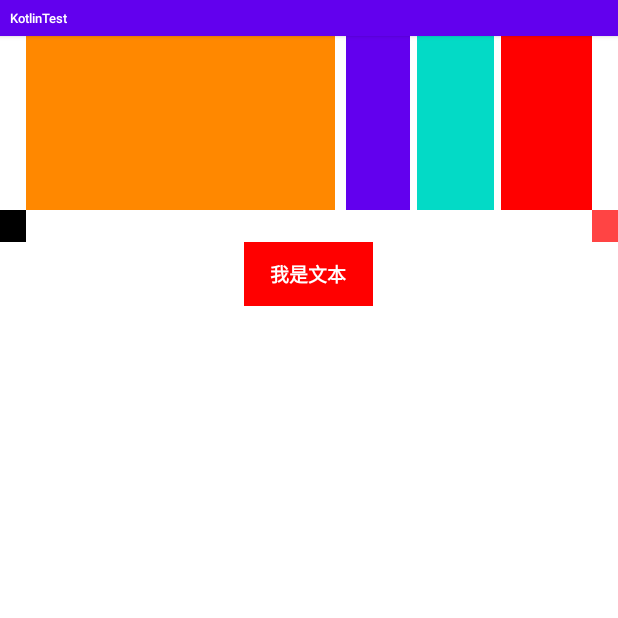
After one commit to zhp475433752/KotlinTest, an Android app: the AdaptationActivity screen opened directly, with no data from a screen before it, on a phone screen of 412 x 824 dp, the top half of it. The commit adds this screen. Run offline under Robolectric (Android 15) with nearby library versions, the phone set to English and light mode, and no system bars; libraries missing offline, so code that uses them is left out: com.alibaba.fastjson.

Commit message:
屏幕适配

```diff
--- a/app/build.gradle
+++ b/app/build.gradle
@@ -61,6 +61,12 @@ dependencies {
     testImplementation 'junit:junit:4.12'
     androidTestImplementation 'androidx.test.ext:junit:1.1.1'
     androidTestImplementation 'androidx.test.espresso:espresso-core:3.2.0'
+
+//    implementation 'com.zwwl.bindinterface:bindinterface-annotation:2.0.0-SNAPSHOT'
+//    implementation 'com.lelink:lelink:2.0.1@aar'
+//    implementation 'com.alibaba:aplipay-sdk:15.8.03@aar'
+//    implementation 'com.rich3:oauth:4.0.5@aar'
+
 }
 
 task task2 (){
--- a/app/src/main/AndroidManifest.xml
+++ b/app/src/main/AndroidManifest.xml
@@ -25,6 +25,9 @@
         android:supportsRtl="true"
         android:theme="@style/AppTheme"
         android:usesCleartextTraffic="true">
+        <activity
+            android:name=".adaptation.AdaptationActivity"
+            android:exported="false" />
         <activity
             android:name=".anim.MainAnimActivity"
             android:exported="true" />
--- a/app/src/main/java/com/zwwl/kotlintest/MainActivity.kt
+++ b/app/src/main/java/com/zwwl/kotlintest/MainActivity.kt
@@ -1,6 +1,7 @@
 package com.zwwl.kotlintest
 
 import android.content.Intent
+import android.content.pm.ActivityInfo
 import android.os.Build
 import android.os.Bundle
 import android.os.Handler
@@ -9,6 +10,7 @@ import android.util.Log
 import android.widget.Toast
 import androidx.appcompat.app.AppCompatActivity
 import com.alibaba.fastjson.JSON
+import com.zwwl.kotlintest.adaptation.AdaptationActivity
 import com.zwwl.kotlintest.anim.MainAnimActivity
 import com.zwwl.kotlintest.json.TestBean
 import com.zwwl.kotlintest.list.ListActivity
@@ -47,11 +49,11 @@ class MainActivity : AppCompatActivity() {
 
         // hook测试
         val hookUtils = HookUtils(applicationContext)
-        if (android.os.Build.VERSION.SDK_INT == Build.VERSION_CODES.O) {
-            hookUtils.hookTestAPI26()
-        } else {
-            hookUtils.hookTestAPI29()
-        }
+//        if (android.os.Build.VERSION.SDK_INT == Build.VERSION_CODES.O) {
+//            hookUtils.hookTestAPI26()
+//        } else {
+//            hookUtils.hookTestAPI29()
+//        }
 //
 //        iAppManager = IAppManager.Stub.asInterface(AppManagerBinder())
 
@@ -94,6 +96,7 @@ class MainActivity : AppCompatActivity() {
         button7.setOnClickListener { startActivity(Intent(this, CameraActivity::class.java)) }
         button8.setOnClickListener { startActivity(Intent(this, ListActivity::class.java)) }
         button9.setOnClickListener { startActivity(Intent(this, MainAnimActivity::class.java)) }
+        button10.setOnClickListener { startActivity(Intent(this, AdaptationActivity::class.java)) }
 
         threadTest()
     }
--- /dev/null
+++ b/app/src/main/java/com/zwwl/kotlintest/adaptation/AdaptationActivity.kt
@@ -0,0 +1,13 @@
+package com.zwwl.kotlintest.adaptation
+
+import androidx.appcompat.app.AppCompatActivity
+import android.os.Bundle
+import com.zwwl.kotlintest.R
+
+class AdaptationActivity : AppCompatActivity() {
+    override fun onCreate(savedInstanceState: Bundle?) {
+        super.onCreate(savedInstanceState)
+        CustomDensity.setCustomDensity(this, application)
+        setContentView(R.layout.activity_adaptation)
+    }
+}
--- /dev/null
+++ b/app/src/main/java/com/zwwl/kotlintest/adaptation/CustomDensity.kt
@@ -0,0 +1,47 @@
+package com.zwwl.kotlintest.adaptation
+
+import android.app.Activity
+import android.app.Application
+import android.content.ComponentCallbacks
+import android.content.res.Configuration
+
+/**
+ * Created by zhanghuipeng on 2022/6/17.
+ */
+object CustomDensity {
+    var sNonCompatDensity = 0f
+    var sNonCompatScaleDensity = 0f
+
+    fun setCustomDensity(activity: Activity, application: Application) {
+        val appDisplayMetrics = application.resources.displayMetrics
+        if (sNonCompatDensity == 0f) {
+            sNonCompatDensity = appDisplayMetrics.density
+            sNonCompatScaleDensity = appDisplayMetrics.scaledDensity
+            application.registerComponentCallbacks(object : ComponentCallbacks{
+                override fun onConfigurationChanged(newConfig: Configuration) {
+                    if (newConfig.fontScale > 0) {
+                        sNonCompatScaleDensity = application.resources.displayMetrics.scaledDensity
+                    }
+                }
+
+                override fun onLowMemory() {
+
+                }
+
+            })
+        }
+
+        val targetDensity: Float = appDisplayMetrics.widthPixels / 960f
+        val targetScaleDensity: Float = targetDensity * (sNonCompatScaleDensity / sNonCompatDensity)
+        val targetDensityDpi: Int = (160 * targetDensity).toInt()
+
+        appDisplayMetrics.density = targetDensity
+        appDisplayMetrics.scaledDensity = targetScaleDensity
+        appDisplayMetrics.densityDpi = targetDensityDpi
+
+        val displayMetrics = activity.resources.displayMetrics
+        displayMetrics.density = targetDensity
+        displayMetrics.scaledDensity = targetScaleDensity
+        displayMetrics.densityDpi = targetDensityDpi
+    }
+}
--- /dev/null
+++ b/app/src/main/res/layout/activity_adaptation.xml
@@ -0,0 +1,72 @@
+<?xml version="1.0" encoding="utf-8"?>
+<androidx.core.widget.NestedScrollView xmlns:android="http://schemas.android.com/apk/res/android"
+    xmlns:app="http://schemas.android.com/apk/res-auto"
+    xmlns:tools="http://schemas.android.com/tools"
+    android:layout_width="match_parent"
+    android:layout_height="match_parent"
+    android:background="@android:color/white"
+    tools:context=".adaptation.AdaptationActivity">
+    <LinearLayout
+        android:orientation="vertical"
+        android:layout_width="match_parent"
+        android:layout_height="match_parent">
+
+        <LinearLayout
+            android:orientation="horizontal"
+            android:layout_width="match_parent"
+            android:layout_height="match_parent">
+            <View
+                android:background="@android:color/holo_orange_dark"
+                android:layout_marginLeft="40.5dp"
+                android:layout_width="480dp"
+                android:layout_height="270dp" />
+            <View
+                android:background="@color/colorPrimary"
+                android:layout_marginLeft="17dp"
+                android:layout_width="99dp"
+                android:layout_height="270dp" />
+
+            <View
+                android:layout_width="120dp"
+                android:layout_marginLeft="10.5dp"
+                android:layout_height="270dp"
+                android:background="@color/design_default_color_secondary" />
+
+            <View
+                android:background="@color/colorAccent"
+                android:layout_marginLeft="10.5dp"
+                android:layout_width="142dp"
+                android:layout_height="270dp" />
+        </LinearLayout>
+
+
+        <RelativeLayout
+            android:orientation="horizontal"
+            android:layout_width="match_parent"
+            android:layout_height="50dp" >
+
+            <View
+                android:background="@android:color/black"
+                android:layout_width="40.5dp"
+                android:layout_height="match_parent" />
+
+            <View
+                android:layout_width="40.5dp"
+                android:layout_height="match_parent"
+                android:layout_alignParentRight="true"
+                android:background="@android:color/holo_red_light" />
+        </RelativeLayout>
+
+        <TextView
+            android:text="我是文本"
+            android:textSize="30sp"
+            android:textStyle="bold"
+            android:gravity="center"
+            android:textColor="@android:color/white"
+            android:layout_gravity="center_horizontal"
+            android:background="@color/colorAccent"
+            android:layout_width="200dp"
+            android:layout_height="100dp" />
+
+    </LinearLayout>
+</androidx.core.widget.NestedScrollView>
--- a/app/src/main/res/layout/activity_main.xml
+++ b/app/src/main/res/layout/activity_main.xml
@@ -71,6 +71,13 @@
             android:text="动画"
             android:layout_width="match_parent"
             android:layout_height="wrap_content" />
+
+        <Button
+            android:id="@+id/button10"
+            android:textAllCaps="false"
+            android:text="适配"
+            android:layout_width="match_parent"
+            android:layout_height="wrap_content" />
     </LinearLayout>
 
 </androidx.core.widget.NestedScrollView>
--- a/build.gradle
+++ b/build.gradle
@@ -5,11 +5,13 @@ buildscript {
     repositories {
         google()
         jcenter()
-
+        maven {
+            url "https://nexus.douyuxingchen.com/repository/maven-public/"
+        }
     }
     dependencies {
         classpath 'com.android.tools.build:gradle:3.6.1'
-        classpath "org.jetbrains.kotlin:kotlin-gradle-plugin:1.5.20"
+        classpath 'org.jetbrains.kotlin:kotlin-gradle-plugin:1.6.10'
 
         // NOTE: Do not place your application dependencies here; they belong
         // in the individual module build.gradle files
@@ -20,7 +22,9 @@ allprojects {
     repositories {
         google()
         jcenter()
-
+        maven {
+            url "https://nexus.douyuxingchen.com/repository/maven-public/"
+        }
     }
 }
 
```
Also changed, not shown: app/src/main/res/mipmap-xxhdpi/player.png (added).
